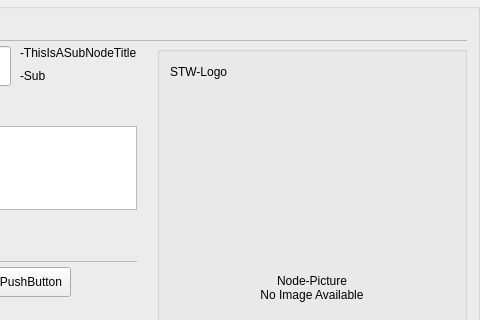
Before: the Qt Designer form opensyde_tool/src/system_definition/node_edit/C_SdNdeNodePropertiesWidget.ui in openSYDE/openSYDE, drawn with Qt 5; both pictures show x 343 to 823 and y 0 to 320 of the 823 by 836 pixel window.
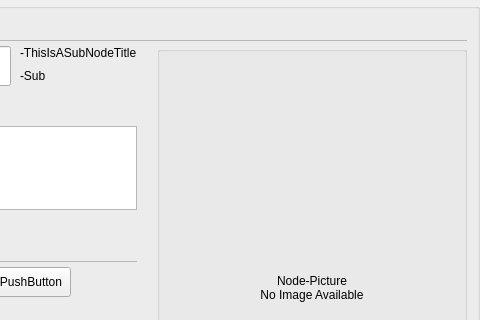
After: the same form once the commit is applied. Custom widgets are drawn as their Qt base class.

Patch:
```diff
--- a/opensyde_tool/src/system_definition/node_edit/C_SdNdeNodePropertiesWidget.ui
+++ b/opensyde_tool/src/system_definition/node_edit/C_SdNdeNodePropertiesWidget.ui
@@ -782,29 +782,6 @@
                <property name="spacing">
                 <number>0</number>
                </property>
-               <item>
-                <spacer name="horizontalSpacer_3">
-                 <property name="orientation">
-                  <enum>Qt::Horizontal</enum>
-                 </property>
-                 <property name="sizeType">
-                  <enum>QSizePolicy::Fixed</enum>
-                 </property>
-                 <property name="sizeHint" stdset="0">
-                  <size>
-                   <width>10</width>
-                   <height>20</height>
-                  </size>
-                 </property>
-                </spacer>
-               </item>
-               <item>
-                <widget class="QLabel" name="pc_StwLogo">
-                 <property name="text">
-                  <string>STW-Logo</string>
-                 </property>
-                </widget>
-               </item>
               </layout>
              </item>
              <item>
```
